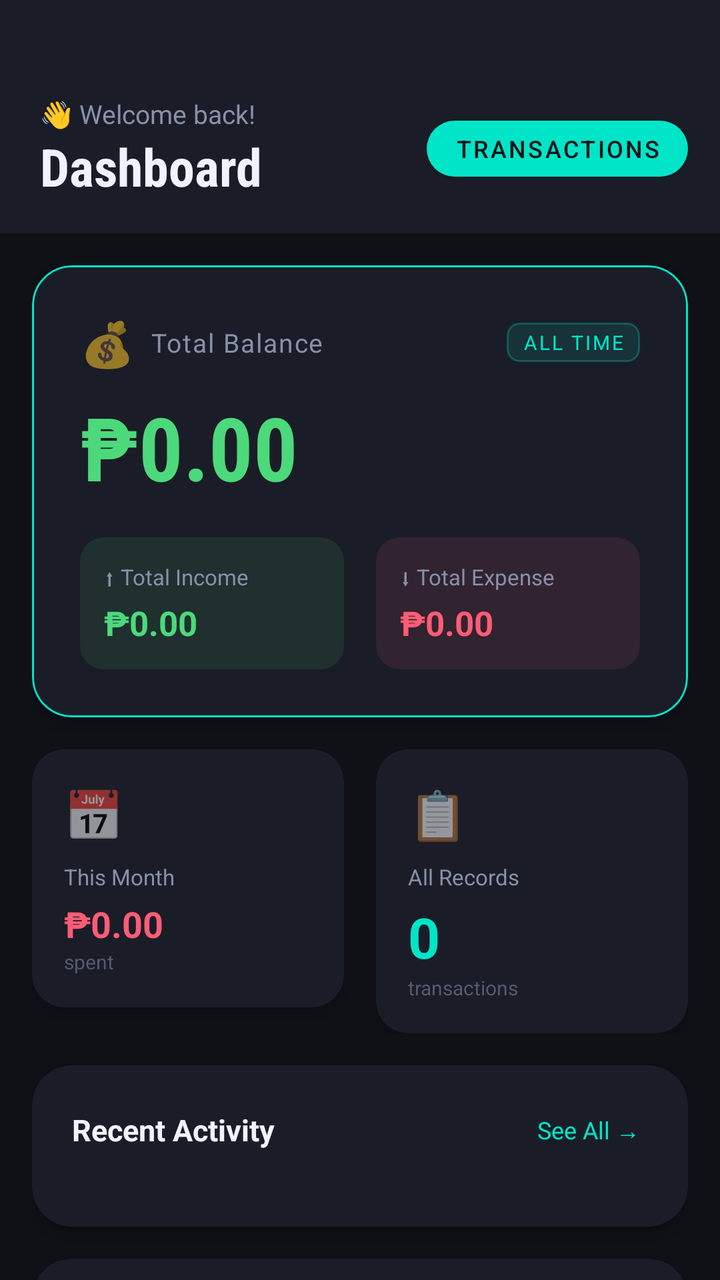
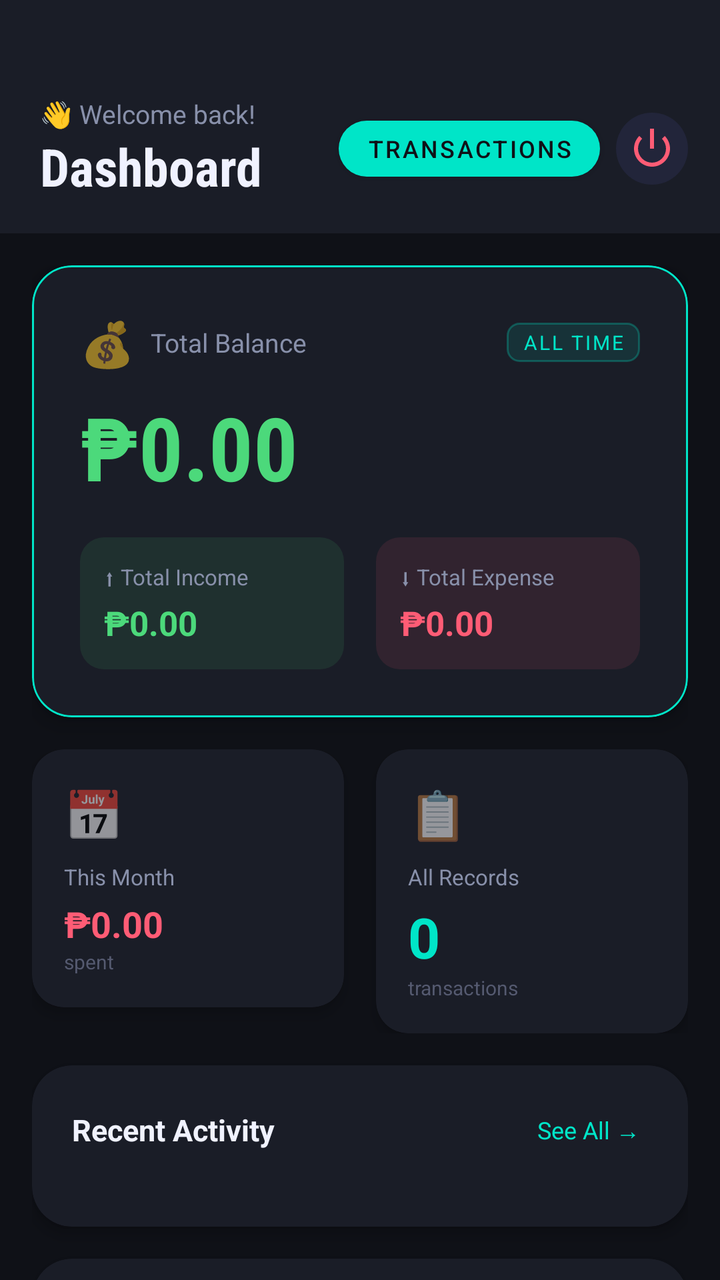

Screens rendered from an Android XML layout before and after an edit, with the pre-edit source and the edit as a unified diff.
<!-- AndroidManifest.xml: application theme Theme.FinanceTracker -->
<!-- res/layout/activity_dashboard.xml -->
<?xml version="1.0" encoding="utf-8"?>
<LinearLayout
    xmlns:android="http://schemas.android.com/apk/res/android"
    xmlns:app="http://schemas.android.com/apk/res-auto"
    android:layout_width="match_parent"
    android:layout_height="match_parent"
    android:orientation="vertical"
    android:background="@color/bg_dark">

    
    <LinearLayout
        android:layout_width="match_parent"
        android:layout_height="wrap_content"
        android:orientation="horizontal"
        android:gravity="center_vertical"
        android:background="@color/bg_card"
        android:paddingStart="20dp"
        android:paddingEnd="16dp"
        android:paddingTop="48dp"
        android:paddingBottom="16dp">

        <LinearLayout
            android:layout_width="0dp"
            android:layout_height="wrap_content"
            android:layout_weight="1"
            android:orientation="vertical">

            <TextView
                android:layout_width="wrap_content"
                android:layout_height="wrap_content"
                android:text="👋 Welcome back!"
                android:textColor="@color/text_secondary"
                android:textSize="13sp"/>

            <TextView
                android:layout_width="wrap_content"
                android:layout_height="wrap_content"
                android:text="Dashboard"
                android:textColor="@color/text_primary"
                android:textSize="26sp"
                android:textStyle="bold"
                android:fontFamily="sans-serif-condensed"/>
        </LinearLayout>

        
        <com.google.android.material.button.MaterialButton
            android:id="@+id/btnGoToTransactions"
            android:layout_width="wrap_content"
            android:layout_height="40dp"
            android:text="Transactions"
            android:textSize="12sp"
            android:textColor="@color/bg_dark"
            app:backgroundTint="@color/accent_teal"
            app:cornerRadius="20dp"
            android:paddingStart="14dp"
            android:paddingEnd="14dp"/>
    </LinearLayout>

    <ScrollView
        android:layout_width="match_parent"
        android:layout_height="0dp"
        android:layout_weight="1"
        android:fillViewport="true"
        android:scrollbars="none">

        <LinearLayout
            android:layout_width="match_parent"
            android:layout_height="wrap_content"
            android:orientation="vertical"
            android:padding="16dp">

            
            <com.google.android.material.card.MaterialCardView
                android:layout_width="match_parent"
                android:layout_height="wrap_content"
                app:cardBackgroundColor="#1A1D27"
                app:cardCornerRadius="20dp"
                app:cardElevation="6dp"
                app:strokeColor="#00E5C8"
                app:strokeWidth="1dp"
                android:layout_marginBottom="16dp">

                <LinearLayout
                    android:layout_width="match_parent"
                    android:layout_height="wrap_content"
                    android:orientation="vertical"
                    android:padding="24dp">

                    <LinearLayout
                        android:layout_width="match_parent"
                        android:layout_height="wrap_content"
                        android:orientation="horizontal"
                        android:gravity="center_vertical"
                        android:layout_marginBottom="8dp">

                        <TextView
                            android:layout_width="wrap_content"
                            android:layout_height="wrap_content"
                            android:text="💰"
                            android:textSize="22sp"
                            android:layout_marginEnd="8dp"/>

                        <TextView
                            android:layout_width="0dp"
                            android:layout_height="wrap_content"
                            android:layout_weight="1"
                            android:text="Total Balance"
                            android:textColor="@color/text_secondary"
                            android:textSize="13sp"
                            android:letterSpacing="0.05"/>

                        <TextView
                            android:id="@+id/tvBalanceStatus"
                            android:layout_width="wrap_content"
                            android:layout_height="wrap_content"
                            android:text="ALL TIME"
                            android:textColor="@color/accent_teal"
                            android:textSize="10sp"
                            android:letterSpacing="0.1"
                            android:background="@drawable/bg_accent_badge"
                            android:paddingHorizontal="8dp"
                            android:paddingVertical="3dp"/>
                    </LinearLayout>

                    <TextView
                        android:id="@+id/tvDashBalance"
                        android:layout_width="wrap_content"
                        android:layout_height="wrap_content"
                        android:text="₱0.00"
                        android:textColor="@color/income_green"
                        android:textSize="44sp"
                        android:textStyle="bold"
                        android:fontFamily="sans-serif-condensed"
                        android:layout_marginBottom="16dp"/>

                    
                    <LinearLayout
                        android:layout_width="match_parent"
                        android:layout_height="wrap_content"
                        android:orientation="horizontal">

                        <LinearLayout
                            android:layout_width="0dp"
                            android:layout_height="wrap_content"
                            android:layout_weight="1"
                            android:orientation="vertical"
                            android:background="@drawable/bg_stat_chip_green"
                            android:padding="12dp"
                            android:layout_marginEnd="8dp">

                            <TextView
                                android:layout_width="wrap_content"
                                android:layout_height="wrap_content"
                                android:text="⬆ Total Income"
                                android:textColor="@color/text_secondary"
                                android:textSize="11sp"
                                android:layout_marginBottom="4dp"/>

                            <TextView
                                android:id="@+id/tvDashIncome"
                                android:layout_width="wrap_content"
                                android:layout_height="wrap_content"
                                android:text="₱0.00"
                                android:textColor="@color/income_green"
                                android:textSize="17sp"
                                android:textStyle="bold"/>
                        </LinearLayout>

                        <LinearLayout
                            android:layout_width="0dp"
                            android:layout_height="wrap_content"
                            android:layout_weight="1"
                            android:orientation="vertical"
                            android:background="@drawable/bg_stat_chip_red"
                            android:padding="12dp"
                            android:layout_marginStart="8dp">

                            <TextView
                                android:layout_width="wrap_content"
                                android:layout_height="wrap_content"
                                android:text="⬇ Total Expense"
                                android:textColor="@color/text_secondary"
                                android:textSize="11sp"
                                android:layout_marginBottom="4dp"/>

                            <TextView
                                android:id="@+id/tvDashExpense"
                                android:layout_width="wrap_content"
                                android:layout_height="wrap_content"
                                android:text="₱0.00"
                                android:textColor="@color/expense_red"
                                android:textSize="17sp"
                                android:textStyle="bold"/>
                        </LinearLayout>
                    </LinearLayout>
                </LinearLayout>
            </com.google.android.material.card.MaterialCardView>

            
            <LinearLayout
                android:layout_width="match_parent"
                android:layout_height="wrap_content"
                android:orientation="horizontal"
                android:layout_marginBottom="16dp">

                
                <com.google.android.material.card.MaterialCardView
                    android:layout_width="0dp"
                    android:layout_height="wrap_content"
                    android:layout_weight="1"
                    app:cardBackgroundColor="#1A1D27"
                    app:cardCornerRadius="16dp"
                    app:cardElevation="4dp"
                    android:layout_marginEnd="8dp">

                    <LinearLayout
                        android:layout_width="match_parent"
                        android:layout_height="wrap_content"
                        android:orientation="vertical"
                        android:padding="16dp">

                        <TextView
                            android:layout_width="wrap_content"
                            android:layout_height="wrap_content"
                            android:text="📅"
                            android:textSize="24sp"
                            android:layout_marginBottom="8dp"/>

                        <TextView
                            android:layout_width="wrap_content"
                            android:layout_height="wrap_content"
                            android:text="This Month"
                            android:textColor="@color/text_secondary"
                            android:textSize="11sp"
                            android:layout_marginBottom="4dp"/>

                        <TextView
                            android:id="@+id/tvDashMonthExpense"
                            android:layout_width="wrap_content"
                            android:layout_height="wrap_content"
                            android:text="₱0.00"
                            android:textColor="@color/expense_red"
                            android:textSize="18sp"
                            android:textStyle="bold"/>

                        <TextView
                            android:layout_width="wrap_content"
                            android:layout_height="wrap_content"
                            android:text="spent"
                            android:textColor="@color/text_hint"
                            android:textSize="10sp"/>
                    </LinearLayout>
                </com.google.android.material.card.MaterialCardView>

                
                <com.google.android.material.card.MaterialCardView
                    android:layout_width="0dp"
                    android:layout_height="wrap_content"
                    android:layout_weight="1"
                    app:cardBackgroundColor="#1A1D27"
                    app:cardCornerRadius="16dp"
                    app:cardElevation="4dp"
                    android:layout_marginStart="8dp">

                    <LinearLayout
                        android:layout_width="match_parent"
                        android:layout_height="wrap_content"
                        android:orientation="vertical"
                        android:padding="16dp">

                        <TextView
                            android:layout_width="wrap_content"
                            android:layout_height="wrap_content"
                            android:text="📋"
                            android:textSize="24sp"
                            android:layout_marginBottom="8dp"/>

                        <TextView
                            android:layout_width="wrap_content"
                            android:layout_height="wrap_content"
                            android:text="All Records"
                            android:textColor="@color/text_secondary"
                            android:textSize="11sp"
                            android:layout_marginBottom="4dp"/>

                        <TextView
                            android:id="@+id/tvDashTxCount"
                            android:layout_width="wrap_content"
                            android:layout_height="wrap_content"
                            android:text="0"
                            android:textColor="@color/accent_teal"
                            android:textSize="28sp"
                            android:textStyle="bold"/>

                        <TextView
                            android:layout_width="wrap_content"
                            android:layout_height="wrap_content"
                            android:text="transactions"
                            android:textColor="@color/text_hint"
                            android:textSize="10sp"/>
                    </LinearLayout>
                </com.google.android.material.card.MaterialCardView>
            </LinearLayout>

            
            <com.google.android.material.card.MaterialCardView
                android:layout_width="match_parent"
                android:layout_height="wrap_content"
                app:cardBackgroundColor="#1A1D27"
                app:cardCornerRadius="20dp"
                app:cardElevation="4dp"
                android:layout_marginBottom="16dp">

                <LinearLayout
                    android:layout_width="match_parent"
                    android:layout_height="wrap_content"
                    android:orientation="vertical"
                    android:padding="20dp">

                    
                    <LinearLayout
                        android:layout_width="match_parent"
                        android:layout_height="wrap_content"
                        android:orientation="horizontal"
                        android:gravity="center_vertical"
                        android:layout_marginBottom="16dp">

                        <TextView
                            android:layout_width="0dp"
                            android:layout_height="wrap_content"
                            android:layout_weight="1"
                            android:text="Recent Activity"
                            android:textColor="@color/text_primary"
                            android:textSize="15sp"
                            android:textStyle="bold"/>

                        <TextView
                            android:id="@+id/tvSeeAll"
                            android:layout_width="wrap_content"
                            android:layout_height="wrap_content"
                            android:text="See All →"
                            android:textColor="@color/accent_teal"
                            android:textSize="12sp"
                            android:padding="4dp"/>
                    </LinearLayout>

                    
                    <TextView
                        android:id="@+id/tvRecentEmpty"
                        android:layout_width="match_parent"
                        android:layout_height="wrap_content"
                        android:text="🎒 No transactions yet.\nTap 'Transactions' to add one!"
                        android:textColor="@color/text_hint"
                        android:textSize="13sp"
                        android:gravity="center"
                        android:lineSpacingMultiplier="1.5"
                        android:paddingVertical="20dp"
                        android:visibility="gone"/>

                    
                    <LinearLayout
                        android:id="@+id/llRecentList"
                        android:layout_width="match_parent"
                        android:layout_height="wrap_content"
                        android:orientation="vertical"/>
                </LinearLayout>
            </com.google.android.material.card.MaterialCardView>

            
            <com.google.android.material.card.MaterialCardView
                android:layout_width="match_parent"
                android:layout_height="wrap_content"
                app:cardBackgroundColor="#1A1D27"
                app:cardCornerRadius="20dp"
                app:cardElevation="4dp"
                android:layout_marginBottom="8dp">

                <LinearLayout
                    android:layout_width="match_parent"
                    android:layout_height="wrap_content"
                    android:orientation="vertical"
                    android:padding="20dp">

                    <TextView
                        android:layout_width="wrap_content"
                        android:layout_height="wrap_content"
                        android:text="Quick Actions"
                        android:textColor="@color/text_primary"
                        android:textSize="15sp"
                        android:textStyle="bold"
                        android:layout_marginBottom="12dp"/>

                    <LinearLayout
                        android:layout_width="match_parent"
                        android:layout_height="wrap_content"
                        android:orientation="horizontal">

                        <com.google.android.material.button.MaterialButton
                            android:id="@+id/btnQuickAddIncome"
                            android:layout_width="0dp"
                            android:layout_height="48dp"
                            android:layout_weight="1"
                            android:text="+ Income"
                            android:textSize="13sp"
                            android:textColor="@color/bg_dark"
                            app:backgroundTint="@color/income_green"
                            app:cornerRadius="12dp"
                            android:layout_marginEnd="8dp"/>

                        <com.google.android.material.button.MaterialButton
                            android:id="@+id/btnQuickAddExpense"
                            android:layout_width="0dp"
                            android:layout_height="48dp"
                            android:layout_weight="1"
                            android:text="+ Expense"
                            android:textSize="13sp"
                            android:textColor="@color/bg_dark"
                            app:backgroundTint="@color/expense_red"
                            app:cornerRadius="12dp"
                            android:layout_marginStart="8dp"/>
                    </LinearLayout>
                </LinearLayout>
            </com.google.android.material.card.MaterialCardView>

        </LinearLayout>
    </ScrollView>
</LinearLayout>
<!-- resources referenced by this layout -->
<resources>
  <color name="accent_teal">#00E5C8</color>
  <color name="bg_card">#1A1D27</color>
  <color name="bg_dark">#0F1117</color>
  <color name="expense_red">#FF5C75</color>
  <color name="income_green">#4CD97B</color>
  <color name="text_hint">#555A70</color>
  <color name="text_primary">#F0F2FF</color>
  <color name="text_secondary">#8890AA</color>
  <!-- drawable bg_accent_badge (drawable) -->
  <?xml version="1.0" encoding="utf-8"?>
  <shape xmlns:android="http://schemas.android.com/apk/res/android"
      android:shape="rectangle">
      <solid android:color="#1A00E5C8"/>
      <corners android:radius="6dp"/>
      <stroke android:width="1dp" android:color="#4400E5C8"/>
  </shape>
  <!-- drawable bg_stat_chip_green (drawable) -->
  <?xml version="1.0" encoding="utf-8"?>
  <shape xmlns:android="http://schemas.android.com/apk/res/android"
      android:shape="rectangle">
      <solid android:color="#1A4CD97B"/>
      <corners android:radius="12dp"/>
  </shape>
  <!-- drawable bg_stat_chip_red (drawable) -->
  <?xml version="1.0" encoding="utf-8"?>
  <shape xmlns:android="http://schemas.android.com/apk/res/android"
      android:shape="rectangle">
      <solid android:color="#1AFF5C75"/>
      <corners android:radius="12dp"/>
  </shape>
  <style name="Theme.FinanceTracker" parent="Theme.MaterialComponents.DayNight.NoActionBar">
          <item name="colorPrimary">@color/colorPrimary</item>
          <item name="colorPrimaryVariant">@color/colorPrimaryVariant</item>
          <item name="colorOnPrimary">@color/colorOnPrimary</item>
          <item name="colorSecondary">@color/colorSecondary</item>
          <item name="colorOnSecondary">@color/colorOnSecondary</item>
          <item name="colorSurface">@color/colorSurface</item>
          <item name="colorOnSurface">@color/colorOnSurface</item>
          <item name="android:windowBackground">@color/bg_dark</item>
          <item name="android:statusBarColor">@color/bg_card</item>
          <item name="chipStyle">@style/Widget.MaterialComponents.Chip.Choice</item>
      </style>
  <color name="colorPrimary">#1A1D27</color>
  <color name="colorPrimaryVariant">#0F1117</color>
  <color name="colorOnPrimary">#F0F2FF</color>
  <color name="colorSecondary">#00E5C8</color>
  <color name="colorOnSecondary">#0F1117</color>
  <color name="colorSurface">#1A1D27</color>
  <color name="colorOnSurface">#F0F2FF</color>
</resources>

<!-- the commit's change to res/layout/activity_dashboard.xml (unified diff, before → after) -->
@@ -42,7 +42,6 @@
                 android:fontFamily="sans-serif-condensed"/>
         </LinearLayout>
 
-        
         <com.google.android.material.button.MaterialButton
             android:id="@+id/btnGoToTransactions"
             android:layout_width="wrap_content"
@@ -54,6 +53,16 @@
             app:cornerRadius="20dp"
             android:paddingStart="14dp"
             android:paddingEnd="14dp"/>
+
+        <ImageButton
+            android:id="@+id/btnLogout"
+            android:layout_width="36dp"
+            android:layout_height="36dp"
+            android:src="@android:drawable/ic_lock_power_off"
+            android:background="@drawable/bg_icon_btn"
+            android:tint="@color/expense_red"
+            android:layout_marginStart="8dp"
+            android:contentDescription="Logout"/>
     </LinearLayout>
 
     <ScrollView
@@ -106,8 +115,7 @@
                             android:layout_weight="1"
                             android:text="Total Balance"
                             android:textColor="@color/text_secondary"
-                            android:textSize="13sp"
-                            android:letterSpacing="0.05"/>
+                            android:textSize="13sp"/>
 
                         <TextView
                             android:id="@+id/tvBalanceStatus"
@@ -133,7 +141,6 @@
                         android:fontFamily="sans-serif-condensed"
                         android:layout_marginBottom="16dp"/>
 
-                    
                     <LinearLayout
                         android:layout_width="match_parent"
                         android:layout_height="wrap_content"
@@ -203,7 +210,6 @@
                 android:orientation="horizontal"
                 android:layout_marginBottom="16dp">
 
-                
                 <com.google.android.material.card.MaterialCardView
                     android:layout_width="0dp"
                     android:layout_height="wrap_content"
@@ -252,7 +258,6 @@
                     </LinearLayout>
                 </com.google.android.material.card.MaterialCardView>
 
-                
                 <com.google.android.material.card.MaterialCardView
                     android:layout_width="0dp"
                     android:layout_height="wrap_content"
@@ -317,7 +322,6 @@
                     android:orientation="vertical"
                     android:padding="20dp">
 
-                    
                     <LinearLayout
                         android:layout_width="match_parent"
                         android:layout_height="wrap_content"
@@ -344,7 +348,6 @@
                             android:padding="4dp"/>
                     </LinearLayout>
 
-                    
                     <TextView
                         android:id="@+id/tvRecentEmpty"
                         android:layout_width="match_parent"
@@ -357,7 +360,6 @@
                         android:paddingVertical="20dp"
                         android:visibility="gone"/>
 
-                    
                     <LinearLayout
                         android:id="@+id/llRecentList"
                         android:layout_width="match_parent"
<!-- resource entries referenced after the edit -->
@@ -15,6 +15,11 @@
       <solid android:color="#1A00E5C8"/>
       <corners android:radius="6dp"/>
       <stroke android:width="1dp" android:color="#4400E5C8"/>
+  </shape>
+  <!-- drawable bg_icon_btn (drawable) -->
+  <?xml version="1.0" encoding="utf-8"?>
+  <shape xmlns:android="http://schemas.android.com/apk/res/android" android:shape="oval">
+      <solid android:color="#22253A"/>
   </shape>
   <!-- drawable bg_stat_chip_green (drawable) -->
   <?xml version="1.0" encoding="utf-8"?>
